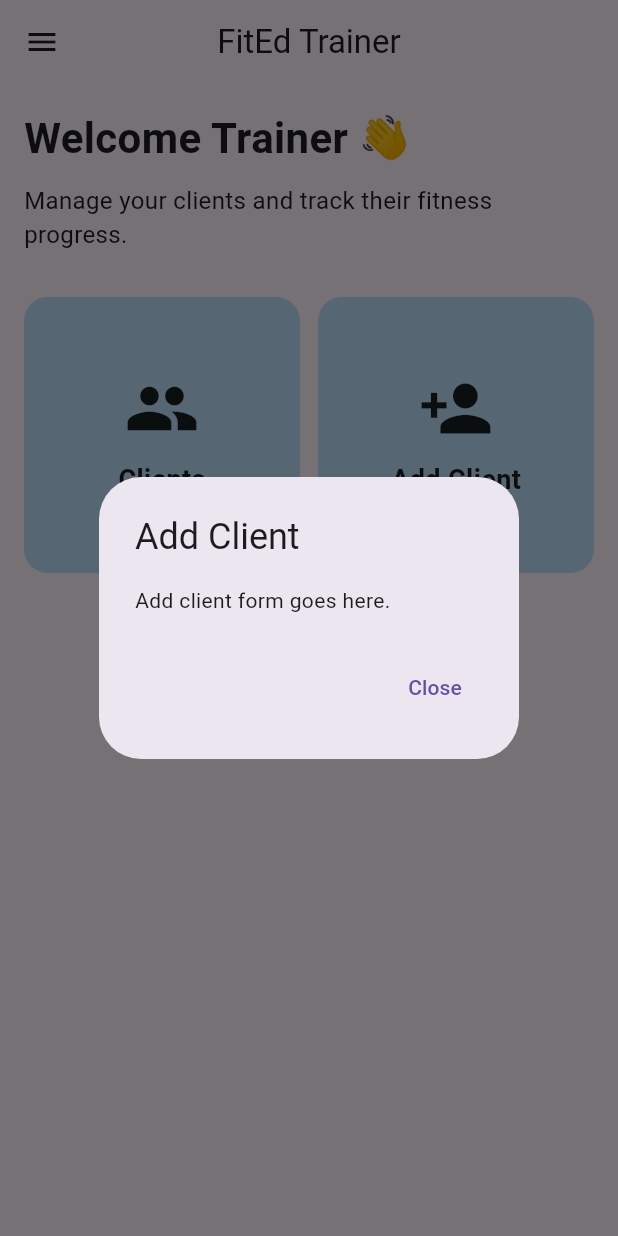
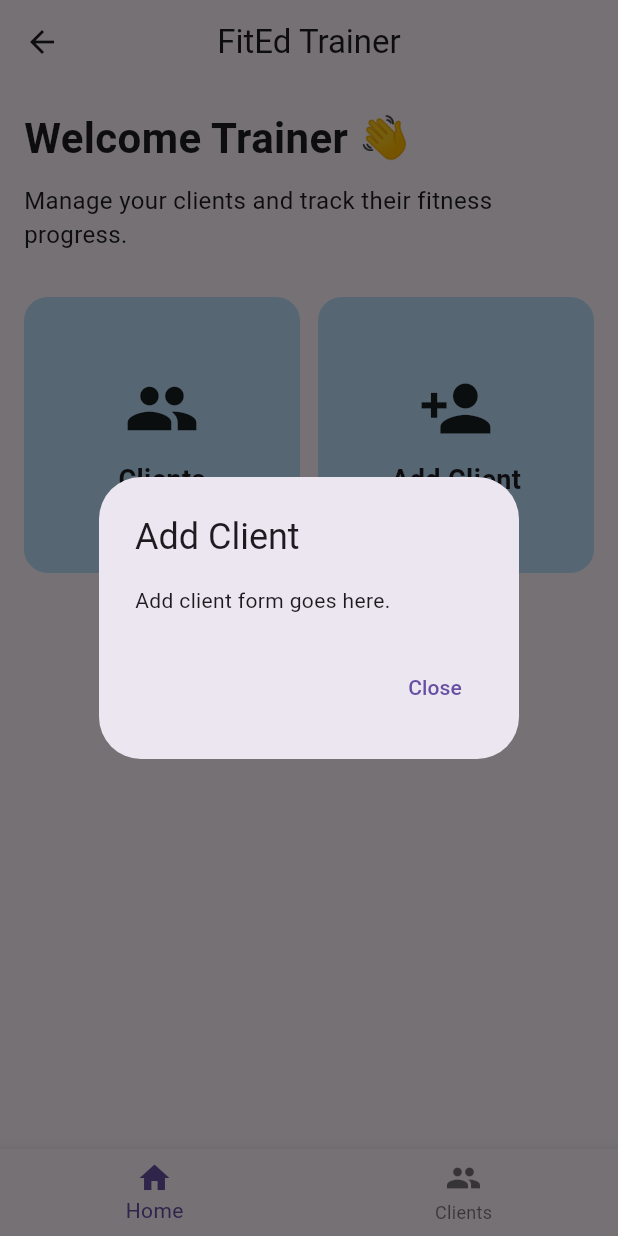
Before and after one commit to faqto/trainer-listing, a Flutter app: the HomePage screen opened by its route, after a tap on "Add Client", on a phone screen of 412 x 824 dp. Run offline on Flutter 3.47's test engine with Material 3 defaults, Android fonts, the phone set to English and light mode, and no system bars.

Commit message:
May 7, 2026, 9:51 PM

```diff
--- a/lib/pages/home/home_page.dart
+++ b/lib/pages/home/home_page.dart
@@ -2,33 +2,21 @@ import 'package:flutter/material.dart';
 
 import '../../routes/app_routes.dart';
 
-class HomePage extends StatelessWidget {
+class HomePage extends StatefulWidget {
   const HomePage({super.key});
+
+  @override
+  State<HomePage> createState() => _HomePageState();
+}
+
+class _HomePageState extends State<HomePage> {
+  int currentIndex = 0;
 
   @override
   Widget build(BuildContext context) {
     return Scaffold(
       appBar: AppBar(title: const Text('FitEd Trainer'), centerTitle: true),
-      drawer: Drawer(
-        child: ListView(
-          children: [
-            const DrawerHeader(
-              decoration: BoxDecoration(color: Colors.blue),
-              child: Text(
-                'Menu',
-                style: TextStyle(color: Colors.white, fontSize: 24),
-              ),
-            ),
-            ListTile(
-              leading: const Icon(Icons.people),
-              title: const Text('Clients'),
-              onTap: () {
-                Navigator.pushNamed(context, AppRoutes.clients);
-              },
-            ),
-          ],
-        ),
-      ),
+
       body: Padding(
         padding: const EdgeInsets.all(16.0),
         child: Column(
@@ -38,12 +26,16 @@ class HomePage extends StatelessWidget {
               'Welcome Trainer 👋',
               style: TextStyle(fontSize: 28, fontWeight: FontWeight.bold),
             ),
+
             const SizedBox(height: 10),
+
             const Text(
               'Manage your clients and track their fitness progress.',
               style: TextStyle(fontSize: 16),
             ),
+
             const SizedBox(height: 30),
+
             Expanded(
               child: GridView.count(
                 crossAxisCount: 2,
@@ -57,6 +49,7 @@ class HomePage extends StatelessWidget {
                       Navigator.pushNamed(context, AppRoutes.clients);
                     },
                   ),
+
                   HomeCard(
                     title: 'Add Client',
                     icon: Icons.person_add,
@@ -85,6 +78,30 @@ class HomePage extends StatelessWidget {
             ),
           ],
         ),
+      ),
+
+      bottomNavigationBar: BottomNavigationBar(
+        currentIndex: currentIndex,
+
+        onTap: (index) {
+          setState(() {
+            currentIndex = index;
+          });
+
+          if (index == 0) {
+            Navigator.pushNamed(context, AppRoutes.home);
+          }
+
+          if (index == 1) {
+            Navigator.pushNamed(context, AppRoutes.clients);
+          }
+        },
+
+        items: const [
+          BottomNavigationBarItem(icon: Icon(Icons.home), label: 'Home'),
+
+          BottomNavigationBarItem(icon: Icon(Icons.people), label: 'Clients'),
+        ],
       ),
     );
   }
@@ -116,7 +133,9 @@ class HomeCard extends StatelessWidget {
           mainAxisAlignment: MainAxisAlignment.center,
           children: [
             Icon(icon, size: 50),
+
             const SizedBox(height: 10),
+
             Text(
               title,
               style: const TextStyle(fontSize: 18, fontWeight: FontWeight.bold),
```
